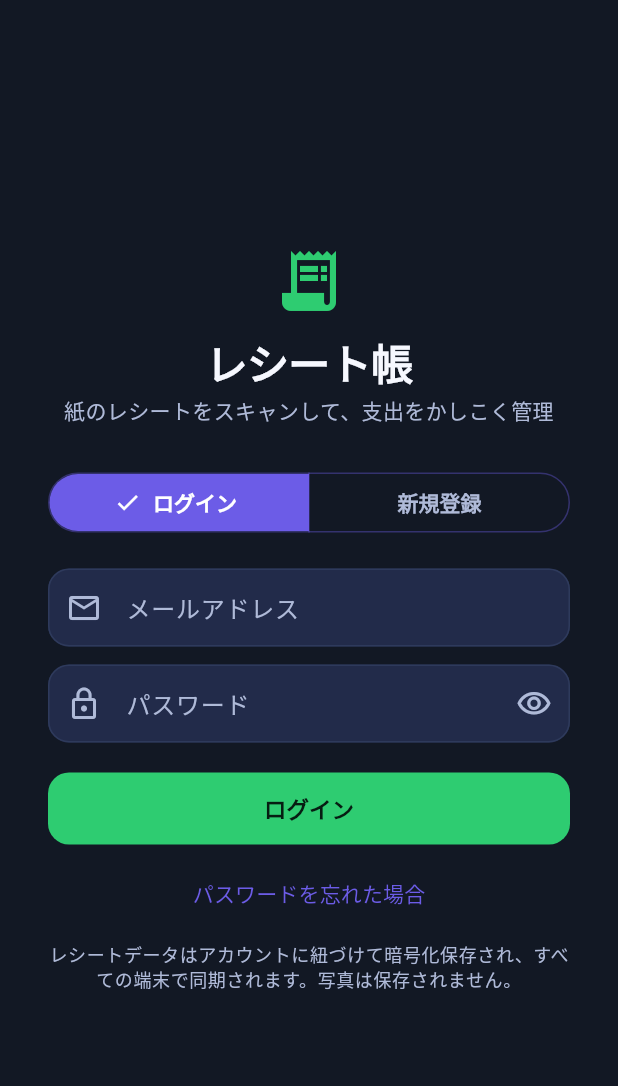
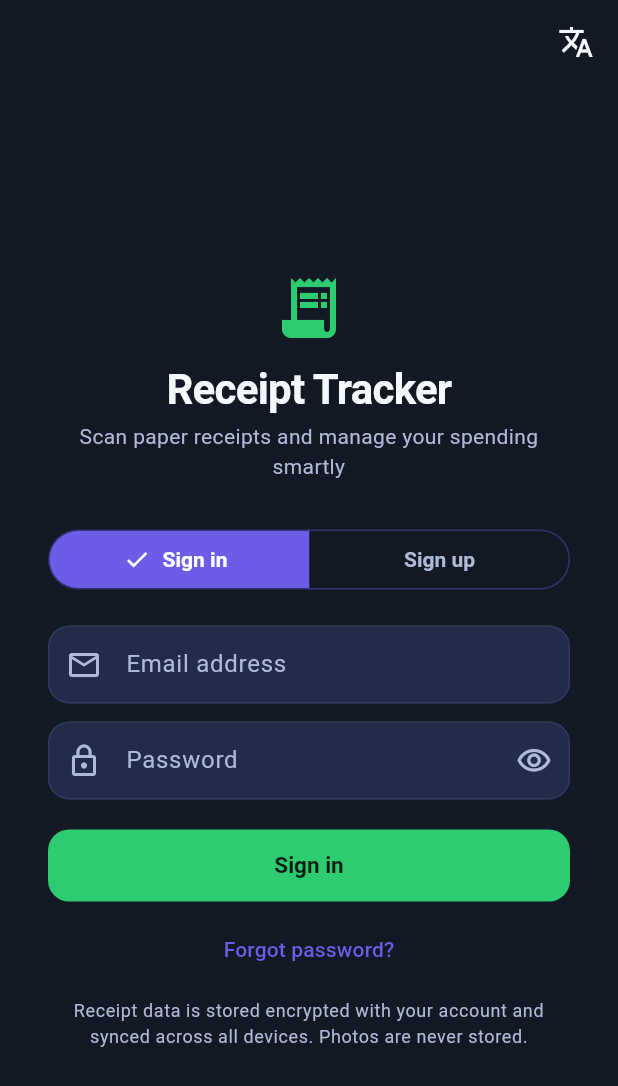
Before and after one commit to malashraftulimat/receipt-tracker, a Flutter app: the screen it shows after launch, on a phone screen of 412 x 824 dp. Shown: the top 1086 px of the screen. Run offline on Flutter 3.47's test engine with Material 3 defaults, Android fonts, the phone set to English and light mode, and no system bars; our stand-ins replace cloud_firestore, firebase_auth, firebase_core, fl_chart, flutter_local_notifications, flutter_riverpod and 6 more; missing offline and left inert: dart:js_interop, firebase_app_check, google_mlkit_text_recognition, mobile_scanner; accounts and stored records are empty.

Commit message:
Auto-detect browser language and expose a global header language switcher
- Detect the browser/OS language on startup (platformDispatcher.locales,
  which mirrors navigator.languages on web); ja/en/ar are applied
  automatically and anything else falls back to Japanese.
- Persist a manual choice in SharedPreferences so it overrides detection on
  later visits, and re-detect on didChangeLocales when nothing is pinned.
- Add LanguageSwitcherButton + headerActions and mount them in every AppBar,
  including the login/register screens; add /login and /register routes.
- Translate the new switcher/settings strings (en, ar) and cover the locale
  parsing with tests.

```diff
--- a/lib/core/localization/app_language.dart
+++ b/lib/core/localization/app_language.dart
@@ -1,7 +1,7 @@
 import 'package:flutter/widgets.dart';
 
-/// Languages offered in Settings. Japanese remains the default, while English
-/// and Arabic add LTR / RTL UI support.
+/// Languages offered in the app. Japanese is the fallback, while English and
+/// Arabic add LTR / RTL UI support.
 enum AppLanguage {
   ja('ja', '日本語', 'Japanese'),
   en('en', 'English', 'English'),
@@ -17,10 +17,45 @@ enum AppLanguage {
 
   bool get isRtl => this == AppLanguage.ar;
 
-  static AppLanguage fromCode(String? code) {
+  /// Language used when the browser / OS reports something we do not support.
+  static AppLanguage get fallback => AppLanguage.ja;
+
+  /// Resolves a language tag such as `ja`, `ja-JP`, `en_US` or `ar-EG`.
+  /// Returns `null` when the language is not supported.
+  static AppLanguage? tryParse(String? code) {
+    if (code == null) return null;
+    final normalized = code.trim().toLowerCase();
+    if (normalized.isEmpty) return null;
     for (final language in AppLanguage.values) {
-      if (language.code == code) return language;
+      if (language.code == normalized) return language;
     }
-    return AppLanguage.ja;
+    final base = normalized.split(RegExp('[-_]')).first;
+    for (final language in AppLanguage.values) {
+      if (language.code == base) return language;
+    }
+    return null;
   }
+
+  static AppLanguage fromCode(String? code) =>
+      tryParse(code) ?? AppLanguage.fallback;
+
+  /// First supported language found in [locales]; unsupported entries are
+  /// skipped so `['fr-FR', 'ja-JP']` resolves to Japanese.
+  static AppLanguage? fromLocales(Iterable<Locale> locales) {
+    for (final locale in locales) {
+      final match = tryParse(locale.languageCode);
+      if (match != null) return match;
+    }
+    return null;
+  }
+
+  /// Browser (`navigator.languages`) / OS language of the running device.
+  static List<Locale> get systemLocales {
+    final dispatcher = WidgetsBinding.instance.platformDispatcher;
+    return <Locale>[dispatcher.locale, ...dispatcher.locales];
+  }
+
+  /// Detected system language, falling back to [fallback] when unsupported.
+  static AppLanguage detectSystemLanguage() =>
+      fromLocales(systemLocales) ?? AppLanguage.fallback;
 }
--- a/lib/core/localization/translations_ar.dart
+++ b/lib/core/localization/translations_ar.dart
@@ -54,11 +54,15 @@ const Map<String, String> kArabicTranslations = <String, String>{
   'ライト': 'فاتح',
   'ダーク': 'داكن',
   '言語 / Language': 'اللغة / Language / 言語',
+  '言語を切り替え': 'تغيير اللغة',
   '日本語': 'اليابانية',
   'English': 'الإنجليزية',
   'العربية': 'العربية',
   'アラビア語・英語・日本語を切り替えられます。アラビア語では画面が右から左に表示されます。':
       'يمكنك التبديل بين اليابانية والإنجليزية والعربية. تُعرض العربية من اليمين إلى اليسار.',
+  'ブラウザや端末の言語を自動で判定します。ここで選んだ言語は保存され、次回以降も優先されます。':
+      'يتم اكتشاف لغة المتصفح أو الجهاز تلقائيًا. '
+          'اللغة التي تختارها هنا تُحفظ وتُستخدم في المرات القادمة.',
   'データ': 'البيانات',
   '標準カテゴリを再作成': 'إعادة إنشاء الفئات الافتراضية',
   '食費・外食・日用品・光熱費・交通費・娯楽など':
--- a/lib/core/localization/translations_en.dart
+++ b/lib/core/localization/translations_en.dart
@@ -55,11 +55,15 @@ const Map<String, String> kEnglishTranslations = <String, String>{
   'ライト': 'Light',
   'ダーク': 'Dark',
   '言語 / Language': 'Language / 言語 / اللغة',
+  '言語を切り替え': 'Change language',
   '日本語': 'Japanese',
   'English': 'English',
   'العربية': 'Arabic',
   'アラビア語・英語・日本語を切り替えられます。アラビア語では画面が右から左に表示されます。':
       'Switch between Japanese, English and Arabic. Arabic uses right-to-left layout.',
+  'ブラウザや端末の言語を自動で判定します。ここで選んだ言語は保存され、次回以降も優先されます。':
+      'The browser or device language is detected automatically. '
+          'A language chosen here is saved and used next time.',
   'データ': 'Data',
   '標準カテゴリを再作成': 'Recreate default categories',
   '食費・外食・日用品・光熱費・交通費・娯楽など':
--- a/lib/core/router/app_router.dart
+++ b/lib/core/router/app_router.dart
@@ -27,12 +27,18 @@ final routerProvider = Provider<GoRouter>((ref) {
 
   bool signedIn() => FirebaseAuth.instance.currentUser != null;
 
+  // Login / register screens (both served by [AuthPage]).
+  bool isAuthLocation(String path) =>
+      path.startsWith('/auth') ||
+      path.startsWith('/login') ||
+      path.startsWith('/register');
+
   return GoRouter(
     initialLocation: '/dashboard',
     refreshListenable: refresh,
     debugLogDiagnostics: false,
     redirect: (context, state) {
-      final onAuthPage = state.matchedLocation.startsWith('/auth');
+      final onAuthPage = isAuthLocation(state.matchedLocation);
       if (!signedIn()) return onAuthPage ? null : '/auth';
       if (onAuthPage) return '/dashboard';
       return null;
@@ -42,6 +48,16 @@ final routerProvider = Provider<GoRouter>((ref) {
         path: '/auth',
         name: 'auth',
         builder: (context, state) => const AuthPage(),
+      ),
+      GoRoute(
+        path: '/login',
+        name: 'login',
+        builder: (context, state) => const AuthPage(),
+      ),
+      GoRoute(
+        path: '/register',
+        name: 'register',
+        builder: (context, state) => const AuthPage(initialSignUp: true),
       ),
       ShellRoute(
         builder: (context, state, child) => AppShell(
--- /dev/null
+++ b/lib/core/widgets/language_switcher.dart
@@ -0,0 +1,88 @@
+import 'package:flutter/material.dart';
+import 'package:flutter_riverpod/flutter_riverpod.dart';
+
+import '../localization/localization.dart';
+
+/// Global language switcher used in every header (`AppBar`).
+///
+/// It is mounted in the signed-in shell pages as well as on the login /
+/// register screens, so the UI language can always be changed — before and
+/// after signing in. The choice is persisted by [LanguageController].
+class LanguageSwitcherButton extends ConsumerWidget {
+  const LanguageSwitcherButton({super.key, this.showLabel = false});
+
+  /// Also renders the current language code next to the icon.
+  /// Useful on wide (desktop / web) headers.
+  final bool showLabel;
+
+  @override
+  Widget build(BuildContext context, WidgetRef ref) {
+    final language = ref.watch(languageProvider);
+    final theme = Theme.of(context);
+
+    void select(AppLanguage? next) {
+      if (next == null || next == language) return;
+      ref.read(languageProvider.notifier).setLanguage(next);
+    }
+
+    return PopupMenuButton<AppLanguage>(
+      tooltip: context.tr('言語を切り替え'),
+      initialValue: language,
+      onSelected: select,
+      icon: showLabel
+          ? Row(
+              mainAxisSize: MainAxisSize.min,
+              children: <Widget>[
+                const Icon(Icons.translate, size: 20),
+                const SizedBox(width: 4),
+                Text(
+                  language.code.toUpperCase(),
+                  style: theme.textTheme.labelSmall?.copyWith(
+                    fontWeight: FontWeight.w700,
+                    color: theme.colorScheme.onSurfaceVariant,
+                  ),
+                ),
+              ],
+            )
+          : const Icon(Icons.translate),
+      itemBuilder: (context) => <PopupMenuEntry<AppLanguage>>[
+        PopupMenuItem<AppLanguage>(
+          enabled: false,
+          height: 36,
+          child: AppText(
+            '言語を切り替え',
+            style: theme.textTheme.labelSmall?.copyWith(
+              color: theme.colorScheme.onSurfaceVariant,
+            ),
+          ),
+        ),
+        const PopupMenuDivider(),
+        for (final option in AppLanguage.values)
+          CheckedPopupMenuItem<AppLanguage>(
+            value: option,
+            checked: option == language,
+            child: AppText(
+              option.nativeLabel,
+              translate: false,
+              textDirection:
+                  option.isRtl ? TextDirection.rtl : TextDirection.ltr,
+            ),
+          ),
+      ],
+    );
+  }
+}
+
+/// Standard trailing actions for a page `AppBar`: optional page actions plus the
+/// always-visible [LanguageSwitcherButton].
+List<Widget> headerActions(
+  BuildContext context, {
+  List<Widget> actions = const <Widget>[],
+  bool showLanguageLabel = false,
+}) {
+  return <Widget>[
+    ...actions,
+    LanguageSwitcherButton(showLabel: showLanguageLabel),
+    const SizedBox(width: 4),
+  ];
+}
--- a/lib/features/auth/auth_page.dart
+++ b/lib/features/auth/auth_page.dart
@@ -2,6 +2,7 @@ import 'package:flutter/material.dart';
 import 'package:flutter_riverpod/flutter_riverpod.dart';
 
 import '../../core/utils/responsive.dart';
+import '../../core/widgets/language_switcher.dart';
 import '../../data/providers.dart';
 import '../../data/repositories/auth_repository.dart';
 import '../../core/localization/localization.dart';
@@ -9,7 +10,10 @@ import '../../core/localization/localization.dart';
 enum _AuthMode { signIn, signUp }
 
 class AuthPage extends ConsumerStatefulWidget {
-  const AuthPage({super.key});
+  const AuthPage({super.key, this.initialSignUp = false});
+
+  /// Opens the register form straight away (used by the `/register` route).
+  final bool initialSignUp;
 
   @override
   ConsumerState<AuthPage> createState() => _AuthPageState();
@@ -24,6 +28,12 @@ class _AuthPageState extends ConsumerState<AuthPage> {
   bool _obscure = true;
   bool _loading = false;
   String? _error;
+
+  @override
+  void initState() {
+    super.initState();
+    if (widget.initialSignUp) _mode = _AuthMode.signUp;
+  }
 
   @override
   void dispose() {
@@ -92,6 +102,12 @@ class _AuthPageState extends ConsumerState<AuthPage> {
     final isSignUp = _mode == _AuthMode.signUp;
 
     return Scaffold(
+      appBar: AppBar(
+        actions: headerActions(
+          context,
+          showLanguageLabel: context.isExpanded,
+        ),
+      ),
       body: Center(
         child: SingleChildScrollView(
           padding: EdgeInsets.all(context.pagePadding * 2),
--- a/lib/features/categories/categories_page.dart
+++ b/lib/features/categories/categories_page.dart
@@ -3,6 +3,7 @@ import 'package:flutter_riverpod/flutter_riverpod.dart';
 
 import '../../core/theme/app_palette.dart';
 import '../../core/utils/responsive.dart';
+import '../../core/widgets/language_switcher.dart';
 import '../../data/providers.dart';
 import '../../domain/models/category.dart';
 import '../dashboard/analytics_provider.dart';
@@ -102,14 +103,17 @@ class CategoriesPage extends ConsumerWidget {
     return Scaffold(
       appBar: AppBar(
         title: const AppText('カテゴリ'),
+        actions: headerActions(
+          context,
+          showLanguageLabel: context.isExpanded,
           actions: <Widget>[
             IconButton(
               tooltip: context.tr('カテゴリを追加'),
               onPressed: () => _openEditor(context, ref),
               icon: const Icon(Icons.add),
             ),
-          const SizedBox(width: 4),
           ],
+        ),
       ),
       body: asyncCategories.when(
         loading: () => const Center(child: CircularProgressIndicator()),
--- a/lib/features/coupons/coupons_page.dart
+++ b/lib/features/coupons/coupons_page.dart
@@ -5,6 +5,7 @@ import '../../core/localization/localization.dart';
 import '../../core/theme/app_palette.dart';
 import '../../core/utils/formatters.dart';
 import '../../core/utils/responsive.dart';
+import '../../core/widgets/language_switcher.dart';
 import '../../data/providers.dart';
 import '../../domain/models/coupon.dart';
 
@@ -63,14 +64,17 @@ class CouponsPage extends ConsumerWidget {
     return Scaffold(
       appBar: AppBar(
         title: const AppText('クーポン'),
+        actions: headerActions(
+          context,
+          showLanguageLabel: context.isExpanded,
           actions: <Widget>[
             IconButton(
               tooltip: context.tr('通知を有効にする'),
               onPressed: () => _enableNotifications(context, ref),
               icon: const Icon(Icons.notifications_active_outlined),
             ),
-          const SizedBox(width: 4),
           ],
+        ),
       ),
       body: async.when(
         loading: () => const Center(child: CircularProgressIndicator()),
--- a/lib/features/dashboard/dashboard_page.dart
+++ b/lib/features/dashboard/dashboard_page.dart
@@ -4,6 +4,7 @@ import 'package:go_router/go_router.dart';
 
 import '../../core/theme/app_palette.dart';
 import '../../core/utils/responsive.dart';
+import '../../core/widgets/language_switcher.dart';
 import '../../core/widgets/press_scale.dart';
 import 'widgets/analytics_panel.dart';
 import 'widgets/budget_card.dart';
@@ -42,6 +43,9 @@ class DashboardPage extends ConsumerWidget {
     return Scaffold(
       appBar: AppBar(
         title: const AppText('レシート帳'),
+        actions: headerActions(
+          context,
+          showLanguageLabel: expanded,
           actions: <Widget>[
             if (!expanded)
               IconButton(
@@ -49,8 +53,8 @@ class DashboardPage extends ConsumerWidget {
                 onPressed: () => _showAnalyticsSheet(context),
                 icon: const Icon(Icons.insights_outlined),
               ),
-          const SizedBox(width: 4),
           ],
+        ),
       ),
       floatingActionButton: PressScale(
         child: FloatingActionButton.extended(
--- a/lib/features/receipts/receipt_detail_page.dart
+++ b/lib/features/receipts/receipt_detail_page.dart
@@ -7,6 +7,7 @@ import '../../core/theme/app_palette.dart';
 import '../../core/utils/barcode_utils.dart';
 import '../../core/utils/formatters.dart';
 import '../../core/utils/responsive.dart';
+import '../../core/widgets/language_switcher.dart';
 import '../../data/providers.dart';
 import '../../domain/models/receipt.dart';
 import '../dashboard/analytics_provider.dart';
@@ -72,6 +73,9 @@ class ReceiptDetailPage extends ConsumerWidget {
     return Scaffold(
       appBar: AppBar(
         title: const AppText('レシート詳細'),
+        actions: headerActions(
+          context,
+          showLanguageLabel: context.isExpanded,
           actions: <Widget>[
             asyncReceipt.maybeWhen(
               data: (receipt) => PopupMenuButton<String>(
@@ -106,8 +110,8 @@ class ReceiptDetailPage extends ConsumerWidget {
               ),
               orElse: () => const SizedBox.shrink(),
             ),
-          const SizedBox(width: 4),
           ],
+        ),
       ),
       body: asyncReceipt.when(
         loading: () => const Center(child: CircularProgressIndicator()),
```
Also changed, not shown: lib/app.dart (+8 -0 lines), lib/core/localization/language_provider.dart (+43 -11 lines), lib/features/budget/budget_page.dart (+8 -1 lines), lib/features/review/review_page.dart (+12 -2 lines), lib/features/scan/scan_page.dart (+12 -2 lines), lib/features/settings/settings_page.dart (+11 -6 lines), 2 other files. Lines whose indentation alone changed are shown as unchanged.
